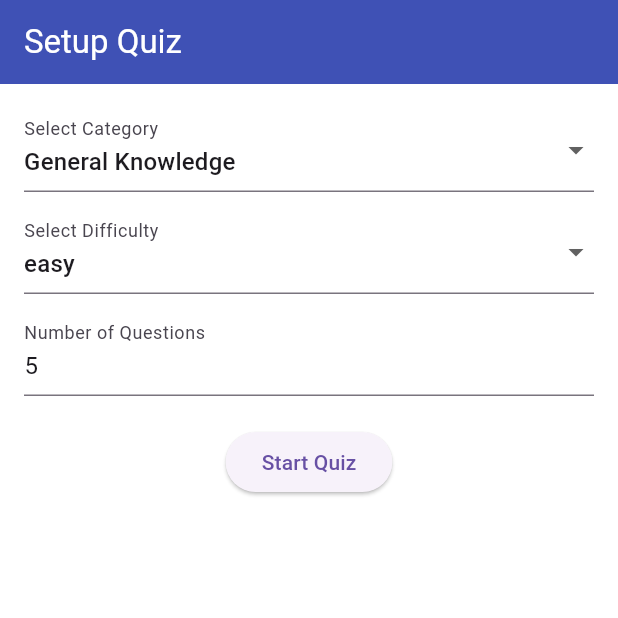
After one commit to Ayush-K-Garg/quiz-flutter, a Flutter app: the QuestionSetupScreen screen opened by its route, on a phone screen of 412 x 824 dp, the top half of it. The commit adds this screen. Run offline on Flutter 3.47's test engine with Material 3 defaults, Android fonts, the phone set to English and light mode, and no system bars; our stand-ins replace bloc, equatable, firebase_auth, firebase_core, flutter_bloc, go_router and 3 more; accounts and stored records are empty.

Commit message:
questions fetching from backend using trivia db and quiz result shows your score and correct answers

```diff
--- /dev/null
+++ b/lib/core/services/quiz_api.dart
@@ -0,0 +1,27 @@
+import 'dart:convert';
+import 'package:http/http.dart' as http;
+
+class QuizApi {
+  static const String host = 'http://10.0.2.2:3000'; // or your deployed URL
+
+  Future<List<dynamic>> fetchQuestions({
+    String? category,
+    String? difficulty,
+    int amount = 10,
+  }) async {
+    final uri = Uri.parse('$host/api/quiz/questions')
+        .replace(queryParameters: {
+      'amount': amount.toString(),
+      if (category != null) 'category': category,
+      if (difficulty != null) 'difficulty': difficulty,
+    });
+
+    final response = await http.get(uri);
+
+    if (response.statusCode == 200) {
+      return json.decode(response.body);
+    } else {
+      throw Exception('Failed to fetch quiz questions');
+    }
+  }
+}
--- /dev/null
+++ b/lib/presentation/screens/question_screen.dart
@@ -0,0 +1,108 @@
+import 'package:flutter/material.dart';
+import 'package:quiz/core/services/quiz_api.dart';
+import 'quiz_screen.dart';
+
+const List<String> categories = [
+  'General Knowledge',
+  'Science',
+  'Mathematics',
+  'History',
+  'Geography',
+  'Sports',
+  'Politics',
+  'Music',
+  'Art',
+  'Technology',
+  'Books',
+  'Movies',
+  'Computer Science',
+  'Nature',
+];
+
+class QuestionSetupScreen extends StatefulWidget {
+  const QuestionSetupScreen({super.key});
+
+  @override
+  State<QuestionSetupScreen> createState() => _QuestionSetupScreenState();
+}
+
+class _QuestionSetupScreenState extends State<QuestionSetupScreen> {
+  final QuizApi quizApi = QuizApi();
+
+  String? selectedCategory = categories.first;
+  String? selectedDifficulty = 'easy';
+  int selectedAmount = 5;
+  bool loading = false;
+
+  final List<String> difficulties = ['easy', 'medium', 'hard'];
+
+  void startQuiz() async {
+    setState(() => loading = true);
+    try {
+      final questions = await quizApi.fetchQuestions(
+        category: selectedCategory,
+        difficulty: selectedDifficulty,
+        amount: selectedAmount,
+      );
+      if (!mounted) return;
+      Navigator.push(
+        context,
+        MaterialPageRoute(
+          builder: (_) => QuizScreen(questions: questions),
+        ),
+      );
+    } catch (e) {
+      ScaffoldMessenger.of(context).showSnackBar(SnackBar(content: Text('❌ $e')));
+    } finally {
+      setState(() => loading = false);
+    }
+  }
+
+  @override
+  Widget build(BuildContext context) {
+    return Scaffold(
+      appBar: AppBar(title: const Text('Setup Quiz')),
+      body: Padding(
+        padding: const EdgeInsets.all(16),
+        child: Column(
+          children: [
+            DropdownButtonFormField<String>(
+              decoration: const InputDecoration(labelText: 'Select Category'),
+              value: selectedCategory,
+              items: categories
+                  .map((c) => DropdownMenuItem(value: c, child: Text(c)))
+                  .toList(),
+              onChanged: (val) => setState(() => selectedCategory = val),
+            ),
+            const SizedBox(height: 12),
+            DropdownButtonFormField<String>(
+              decoration: const InputDecoration(labelText: 'Select Difficulty'),
+              value: selectedDifficulty,
+              items: difficulties
+                  .map((d) => DropdownMenuItem(value: d, child: Text(d)))
+                  .toList(),
+              onChanged: (val) => setState(() => selectedDifficulty = val),
+            ),
+            const SizedBox(height: 12),
+            TextFormField(
+              decoration: const InputDecoration(labelText: 'Number of Questions'),
+              keyboardType: TextInputType.number,
+              initialValue: selectedAmount.toString(),
+              onChanged: (val) {
+                final parsed = int.tryParse(val);
+                if (parsed != null && parsed > 0) {
+                  setState(() => selectedAmount = parsed);
+                }
+              },
+            ),
+            const SizedBox(height: 20),
+            ElevatedButton(
+              onPressed: loading ? null : startQuiz,
+              child: loading ? CircularProgressIndicator() : const Text('Start Quiz'),
+            ),
+          ],
+        ),
+      ),
+    );
+  }
+}
--- a/lib/routes/app_routes.dart
+++ b/lib/routes/app_routes.dart
@@ -5,6 +5,7 @@ import '../presentation/screens/home_screen.dart';
 import '../presentation/screens/splash_screen.dart';
 import '../presentation/screens/friends_screen.dart';
 import 'package:quiz/presentation/screens/user_search_screen.dart';
+import 'package:quiz/presentation/screens/question_screen.dart';
 class AppRoutes {
   static final router = GoRouter(
     initialLocation: '/',
@@ -23,7 +24,7 @@ class AppRoutes {
       ),
       GoRoute(
         path: '/home',
-        builder: (context, state) =>  UserSearchScreen(),
+        builder: (context, state) =>  QuestionSetupScreen(),
       ),
       // Add more routes as needed
     ],
--- a/pubspec.yaml
+++ b/pubspec.yaml
@@ -73,6 +73,8 @@ dependencies:
   # Sound control
   just_audio: ^0.9.36
   volume_controller: ^2.0.4
+
+  html_unescape: ^2.0.0
 
   # Dark/Light mode + Theme
   dynamic_color: ^1.6.9
```
Also changed, not shown: lib/presentation/screens/quiz_screen.dart (+142 -0 lines), lib/presentation/screens/results_screen.dart (+64 -0 lines), pubspec.lock.
